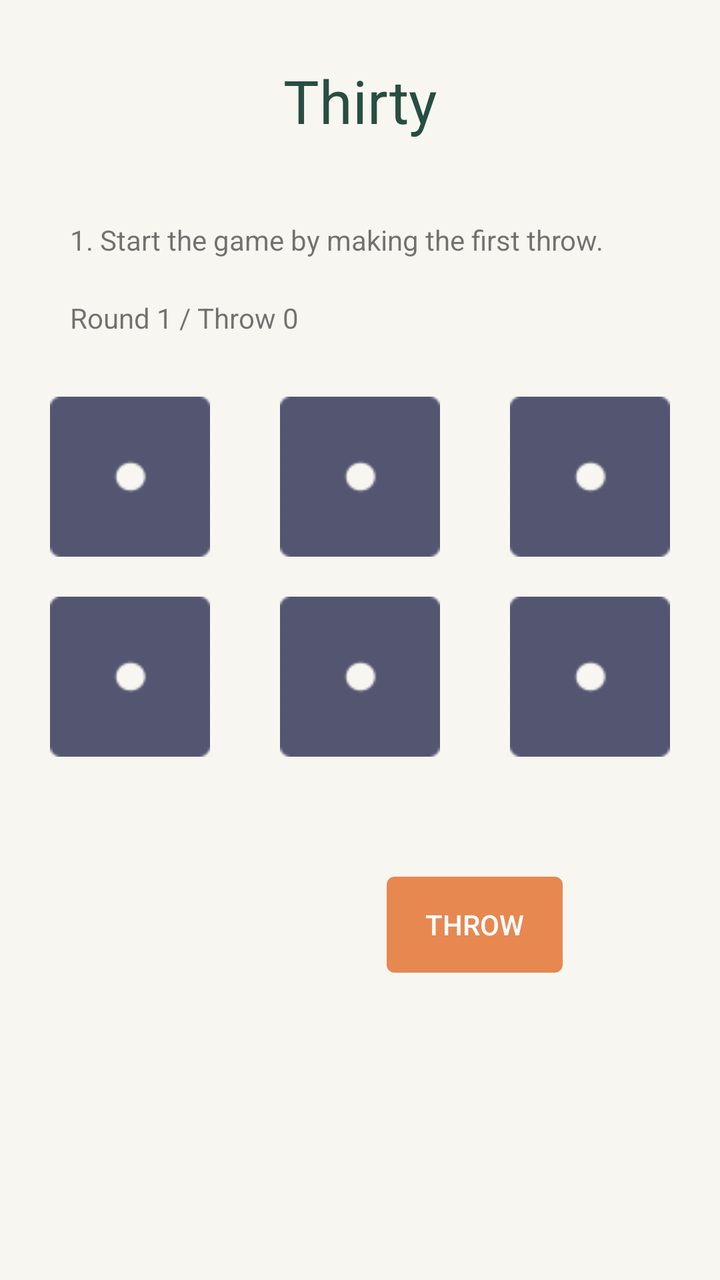
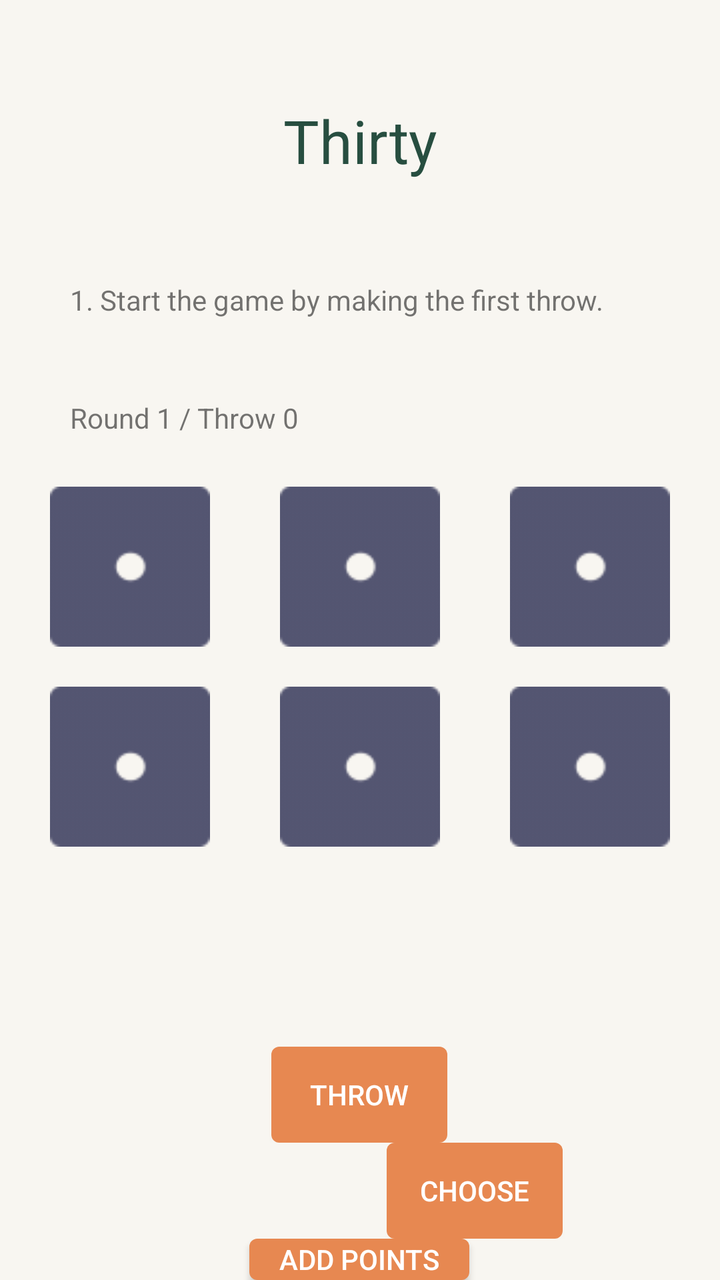

The first picture is an Android layout as it rendered before a commit; the second is the same layout after the commit. The layout source and the unified diff follow.
<!-- AndroidManifest.xml: application theme Theme.Thirty -->
<!-- res/layout/start.xml -->
<?xml version="1.0" encoding="utf-8"?>
<LinearLayout xmlns:android="http://schemas.android.com/apk/res/android"
    android:layout_width="match_parent"
    android:layout_height="match_parent"
    android:orientation="vertical"
    android:background="@color/background"
    android:id="@+id/root_layout">

    <TextView
        android:id="@+id/textView"
        android:layout_width="match_parent"
        android:layout_height="wrap_content"
        android:text="@string/app_name"
        android:textSize="30sp"
        android:gravity="center"
        android:textColor="#274E40"
        android:layout_marginTop="30dp"
        android:layout_marginStart="15dp"
        android:layout_marginEnd="15dp"
        android:layout_marginBottom="40dp"/>

    <TextView
        android:id="@+id/description"
        android:layout_width="wrap_content"
        android:layout_height="wrap_content"
        android:text="@string/step1"
        android:layout_marginBottom="20dp"
        android:layout_marginStart="35dp"/>

    <TextView
        android:id="@+id/throw_count"
        android:text="@string/round_throw"
        android:layout_width="wrap_content"
        android:layout_height="wrap_content"
        android:layout_marginBottom="20dp"
        android:layout_marginStart="35dp"
        />

    <TableLayout
        android:layout_width="match_parent"
        android:layout_height="wrap_content"
        android:orientation="horizontal">

        <TableRow
            android:gravity="center">

            <ImageButton
                android:id="@+id/dice_button_1"
                android:layout_width="wrap_content"
                android:layout_height="wrap_content"
                android:src="@drawable/blue1"
                android:padding="10dp"
                android:background="@android:color/transparent"
                android:minHeight="100dp"
                android:minWidth="100dp"
                android:scaleType="fitCenter"
                android:layout_marginEnd="15dp"
                android:contentDescription="@string/dice1"
                />

            <ImageButton
                android:id="@+id/dice_button_2"
                android:layout_width="wrap_content"
                android:layout_height="wrap_content"
                android:src="@drawable/blue1"
                android:padding="10dp"
                android:background="@android:color/transparent"
                android:minHeight="100dp"
                android:minWidth="100dp"
                android:scaleType="fitCenter"
                android:layout_marginEnd="15dp"
                android:contentDescription="@string/dice2"
                />

            <ImageButton
                android:id="@+id/dice_button_3"
                android:layout_width="wrap_content"
                android:layout_height="wrap_content"
                android:src="@drawable/blue1"
                android:padding="10dp"
                android:background="@android:color/transparent"
                android:minHeight="100dp"
                android:minWidth="100dp"
                android:scaleType="fitCenter"
                android:contentDescription="@string/dice3"
                />
        </TableRow>

        <TableRow
            android:gravity="center">

            <ImageButton
                android:id="@+id/dice_button_4"
                android:layout_width="wrap_content"
                android:layout_height="wrap_content"
                android:src="@drawable/blue1"
                android:padding="10dp"
                android:background="@android:color/transparent"
                android:minHeight="100dp"
                android:minWidth="100dp"
                android:scaleType="fitCenter"
                android:layout_marginEnd="15dp"
                android:contentDescription="@string/dice4"
                />

            <ImageButton
                android:id="@+id/dice_button_5"
                android:layout_width="wrap_content"
                android:layout_height="wrap_content"
                android:src="@drawable/blue1"
                android:padding="10dp"
                android:background="@android:color/transparent"
                android:minHeight="100dp"
                android:minWidth="100dp"
                android:scaleType="fitCenter"
                android:layout_marginEnd="15dp"
                android:contentDescription="@string/dice5"
                />

            <ImageButton
                android:id="@+id/dice_button_6"
                android:layout_width="wrap_content"
                android:layout_height="wrap_content"
                android:src="@drawable/blue1"
                android:padding="10dp"
                android:background="@android:color/transparent"
                android:minHeight="100dp"
                android:minWidth="100dp"
                android:scaleType="fitCenter"
                android:contentDescription="@string/dice6"
                />
        </TableRow>

        <TableRow
            android:layout_width="match_parent"
            android:layout_height="match_parent"
            android:gravity="center"
            android:layout_marginTop="50dp">

            <Spinner
                android:id="@+id/spinner"
                android:layout_width="wrap_content"
                android:layout_height="wrap_content"
                android:spinnerMode="dialog"
                android:padding="13dp"
                android:background="@drawable/spinner_shape"
                android:layout_gravity="center"/>

            <Button
                android:id="@+id/throw_button"
                android:layout_gravity="center"
                android:background="@drawable/button_shape"
                android:gravity="center"
                android:text="@string/throw_button"
                android:textColor="@color/white" />

        </TableRow>
    </TableLayout>
</LinearLayout>
<!-- resources referenced by this layout -->
<resources>
  <color name="background">#FFF8F6F1</color>
  <color name="white">#FFFFFFFF</color>
  <!-- drawable blue1: png bitmap (drawable-hdpi, 261 bytes) -->
  <!-- drawable button_shape (drawable) -->
  <shape xmlns:android="http://schemas.android.com/apk/res/android"
      android:shape="rectangle" >
      <solid
          android:color="@color/button" />
  
  
  
      <corners
          android:radius="4dp" />
  </shape>
  <!-- drawable spinner_shape (drawable) -->
  <shape xmlns:android="http://schemas.android.com/apk/res/android"
      android:shape="rectangle" >
      <solid
          android:color="@android:color/transparent" />
      <stroke
          android:width="1dip"
          android:color="@color/button"/>
      <corners
          android:radius="4dp" />
  </shape>
  <string name="app_name">Thirty</string>
  <string name="dice1">Dice1</string>
  <string name="dice2">Dice2</string>
  <string name="dice3">Dice3</string>
  <string name="dice4">Dice4</string>
  <string name="dice5">Dice5</string>
  <string name="dice6">Dice6</string>
  <string name="round_throw">Round 1 / Throw 0</string>
  <string name="step1">1. Start the game by making the first throw.</string>
  <string name="throw_button">Throw</string>
  <style name="Theme.Thirty" parent="android:Theme.Material.Light.NoActionBar">
      </style>
  <color name="button">#FFE78851</color>
</resources>

<!-- the commit's change to res/layout/start.xml (unified diff, before → after) -->
@@ -14,17 +14,17 @@
         android:textSize="30sp"
         android:gravity="center"
         android:textColor="#274E40"
-        android:layout_marginTop="30dp"
+        android:layout_marginTop="50dp"
         android:layout_marginStart="15dp"
         android:layout_marginEnd="15dp"
-        android:layout_marginBottom="40dp"/>
+        android:layout_marginBottom="50dp"/>
 
     <TextView
         android:id="@+id/description"
         android:layout_width="wrap_content"
         android:layout_height="wrap_content"
         android:text="@string/step1"
-        android:layout_marginBottom="20dp"
+        android:layout_marginBottom="40dp"
         android:layout_marginStart="35dp"/>
 
     <TextView
@@ -32,7 +32,7 @@
         android:text="@string/round_throw"
         android:layout_width="wrap_content"
         android:layout_height="wrap_content"
-        android:layout_marginBottom="20dp"
+        android:layout_marginBottom="15dp"
         android:layout_marginStart="35dp"
         />
 
@@ -135,16 +135,7 @@
             android:layout_width="match_parent"
             android:layout_height="match_parent"
             android:gravity="center"
-            android:layout_marginTop="50dp">
-
-            <Spinner
-                android:id="@+id/spinner"
-                android:layout_width="wrap_content"
-                android:layout_height="wrap_content"
-                android:spinnerMode="dialog"
-                android:padding="13dp"
-                android:background="@drawable/spinner_shape"
-                android:layout_gravity="center"/>
+            android:layout_marginTop="90dp">
 
             <Button
                 android:id="@+id/throw_button"
@@ -155,5 +146,52 @@
                 android:textColor="@color/white" />
 
         </TableRow>
+        <TableRow
+            android:layout_width="match_parent"
+            android:layout_height="match_parent"
+            android:gravity="center">
+
+            <Spinner
+                android:id="@+id/spinner"
+                android:layout_width="wrap_content"
+                android:layout_height="wrap_content"
+                android:spinnerMode="dialog"
+                android:padding="13dp"
+                android:background="@drawable/spinner_shape"
+                android:layout_gravity="center"/>
+            <Button
+                android:id="@+id/choose_button"
+                android:layout_gravity="center"
+                android:background="@drawable/button_shape"
+                android:gravity="center"
+                android:text="@string/choose_button"
+                android:textColor="@color/white" />
+        </TableRow>
+        <TableRow
+            android:layout_width="match_parent"
+            android:layout_height="match_parent"
+            android:gravity="center">
+            <Button
+                android:id="@+id/add_points_button"
+                android:layout_gravity="center"
+                android:background="@drawable/button_shape"
+                android:gravity="center"
+                android:text="@string/add_points_button"
+                android:textColor="@color/white"
+                android:width="110dp"/>
+        </TableRow>
+        <TableRow
+            android:layout_width="match_parent"
+            android:layout_height="match_parent"
+            android:gravity="center">
+            <Button
+                android:id="@+id/next_round_button"
+                android:layout_gravity="center"
+                android:background="@drawable/button_shape"
+                android:gravity="center"
+                android:text="@string/next_round_button"
+                android:textColor="@color/white"
+                android:width="110dp"/>
+        </TableRow>
     </TableLayout>
 </LinearLayout>
<!-- resource entries referenced after the edit -->
@@ -25,13 +25,16 @@
       <corners
           android:radius="4dp" />
   </shape>
+  <string name="add_points_button">Add points</string>
   <string name="app_name">Thirty</string>
+  <string name="choose_button">Choose</string>
   <string name="dice1">Dice1</string>
   <string name="dice2">Dice2</string>
   <string name="dice3">Dice3</string>
   <string name="dice4">Dice4</string>
   <string name="dice5">Dice5</string>
   <string name="dice6">Dice6</string>
+  <string name="next_round_button">Next round</string>
   <string name="round_throw">Round 1 / Throw 0</string>
   <string name="step1">1. Start the game by making the first throw.</string>
   <string name="throw_button">Throw</string>
